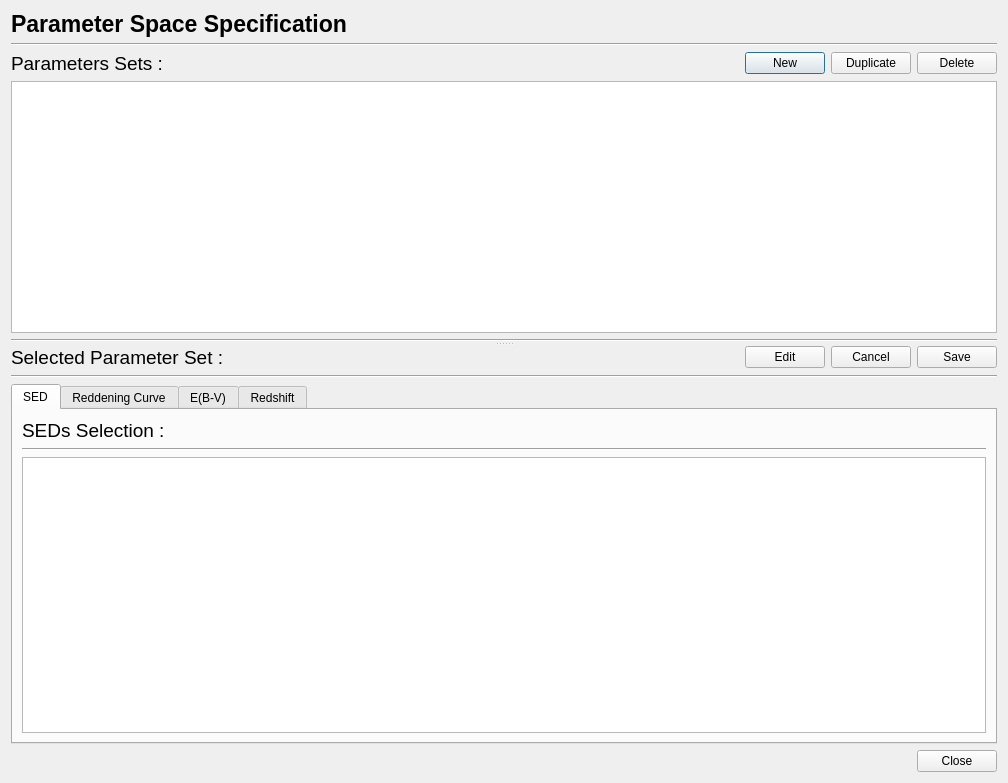
astrorama/Phosphoros, file PhzQtUI/auxdir/PhzQtUI/DialogModelSet.ui: the form before one commit.
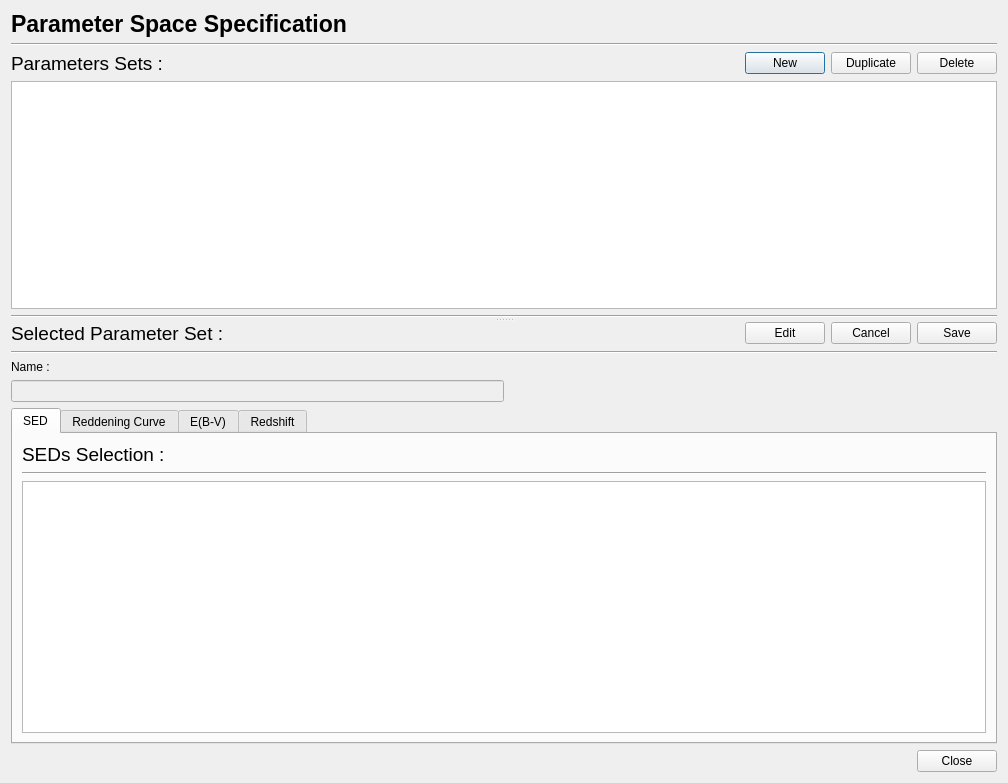
The form after the commit. Custom widgets are drawn as their Qt base class.

```diff
--- a/PhzQtUI/auxdir/PhzQtUI/DialogModelSet.ui
+++ b/PhzQtUI/auxdir/PhzQtUI/DialogModelSet.ui
@@ -199,6 +199,37 @@
          </property>
         </widget>
        </item>
+       <item>
+        <widget class="QLabel" name="label_14">
+         <property name="text">
+          <string>Name :</string>
+         </property>
+        </widget>
+       </item>
+       <item>
+        <layout class="QHBoxLayout" name="horizontalLayout_22">
+         <item>
+          <widget class="QLineEdit" name="txt_name">
+           <property name="enabled">
+            <bool>false</bool>
+           </property>
+          </widget>
+         </item>
+         <item>
+          <spacer name="horizontalSpacer_20">
+           <property name="orientation">
+            <enum>Qt::Horizontal</enum>
+           </property>
+           <property name="sizeHint" stdset="0">
+            <size>
+             <width>40</width>
+             <height>20</height>
+            </size>
+           </property>
+          </spacer>
+         </item>
+        </layout>
+       </item>
        <item>
         <widget class="QTabWidget" name="tabWidget">
          <property name="currentIndex">
```
